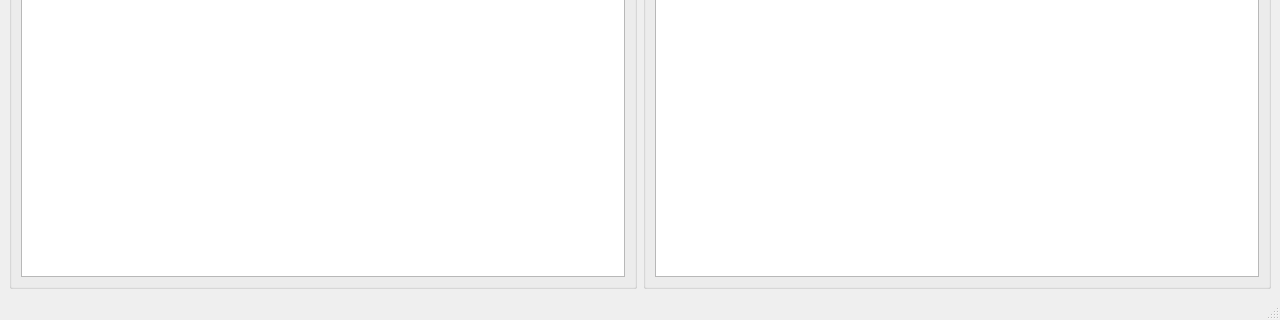
This is src/mainwindow.ui in Joker2770/2DMainTone as Qt 5 draws it before an edit; both pictures show x 0 to 1280 and y 448 to 768 of the 1280 by 768 pixel window. The edited form follows.
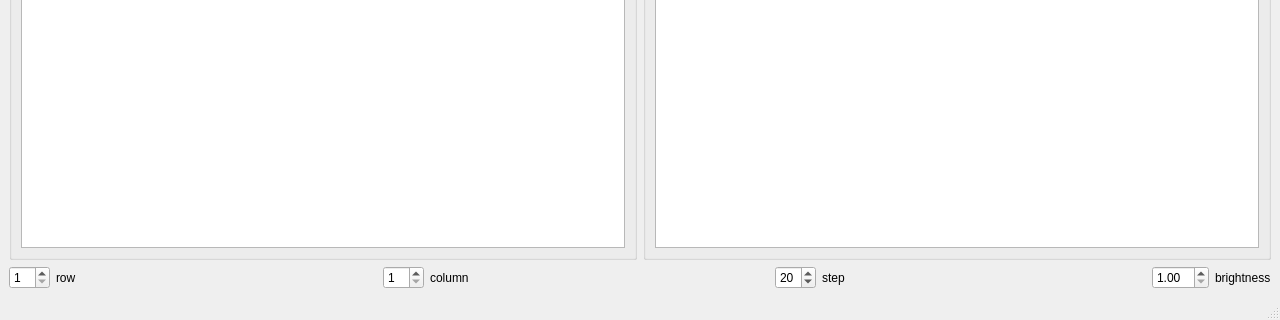
This is the edited form.

```diff
--- a/src/mainwindow.ui
+++ b/src/mainwindow.ui
@@ -14,10 +14,12 @@
    <string>MainWindow</string>
   </property>
   <widget class="QWidget" name="centralwidget">
-   <layout class="QGridLayout" name="gridLayout_2">
-    <item row="0" column="0">
-     <layout class="QGridLayout" name="gridLayout">
-      <item row="0" column="0">
+   <layout class="QVBoxLayout" name="verticalLayout_2">
+    <item>
+     <layout class="QVBoxLayout" name="verticalLayout">
+      <item>
+       <layout class="QHBoxLayout" name="horizontalLayout_5">
+        <item>
        <widget class="QGroupBox" name="groupBox">
         <property name="title">
          <string>origin</string>
@@ -29,7 +31,7 @@
         </layout>
        </widget>
       </item>
-      <item row="0" column="1">
+        <item>
        <widget class="QGroupBox" name="groupBox_2">
         <property name="title">
          <string>result</string>
@@ -40,6 +42,110 @@
          </item>
         </layout>
        </widget>
+        </item>
+       </layout>
+      </item>
+      <item>
+       <layout class="QHBoxLayout" name="horizontalLayout_6">
+        <item>
+         <widget class="QSpinBox" name="row_spb">
+          <property name="minimum">
+           <number>1</number>
+          </property>
+         </widget>
+        </item>
+        <item>
+         <widget class="QLabel" name="row_lb">
+          <property name="text">
+           <string>row</string>
+          </property>
+         </widget>
+        </item>
+        <item>
+         <spacer name="horizontalSpacer">
+          <property name="orientation">
+           <enum>Qt::Horizontal</enum>
+          </property>
+          <property name="sizeHint" stdset="0">
+           <size>
+            <width>40</width>
+            <height>20</height>
+           </size>
+          </property>
+         </spacer>
+        </item>
+        <item>
+         <widget class="QSpinBox" name="column_spb">
+          <property name="minimum">
+           <number>1</number>
+          </property>
+         </widget>
+        </item>
+        <item>
+         <widget class="QLabel" name="column_lb">
+          <property name="text">
+           <string>column</string>
+          </property>
+         </widget>
+        </item>
+        <item>
+         <spacer name="horizontalSpacer_2">
+          <property name="orientation">
+           <enum>Qt::Horizontal</enum>
+          </property>
+          <property name="sizeHint" stdset="0">
+           <size>
+            <width>40</width>
+            <height>20</height>
+           </size>
+          </property>
+         </spacer>
+        </item>
+        <item>
+         <widget class="QSpinBox" name="step_spb">
+          <property name="minimum">
+           <number>1</number>
+          </property>
+          <property name="value">
+           <number>20</number>
+          </property>
+         </widget>
+        </item>
+        <item>
+         <widget class="QLabel" name="step">
+          <property name="text">
+           <string>step</string>
+          </property>
+         </widget>
+        </item>
+        <item>
+         <spacer name="horizontalSpacer_3">
+          <property name="orientation">
+           <enum>Qt::Horizontal</enum>
+          </property>
+          <property name="sizeHint" stdset="0">
+           <size>
+            <width>40</width>
+            <height>20</height>
+           </size>
+          </property>
+         </spacer>
+        </item>
+        <item>
+         <widget class="QDoubleSpinBox" name="brightness_dspb">
+          <property name="minimum">
+           <double>1.000000000000000</double>
+          </property>
+         </widget>
+        </item>
+        <item>
+         <widget class="QLabel" name="brightness_lb">
+          <property name="text">
+           <string>brightness</string>
+          </property>
+         </widget>
+        </item>
+       </layout>
       </item>
      </layout>
     </item>
```
Lines whose indentation alone changed are shown as unchanged.
